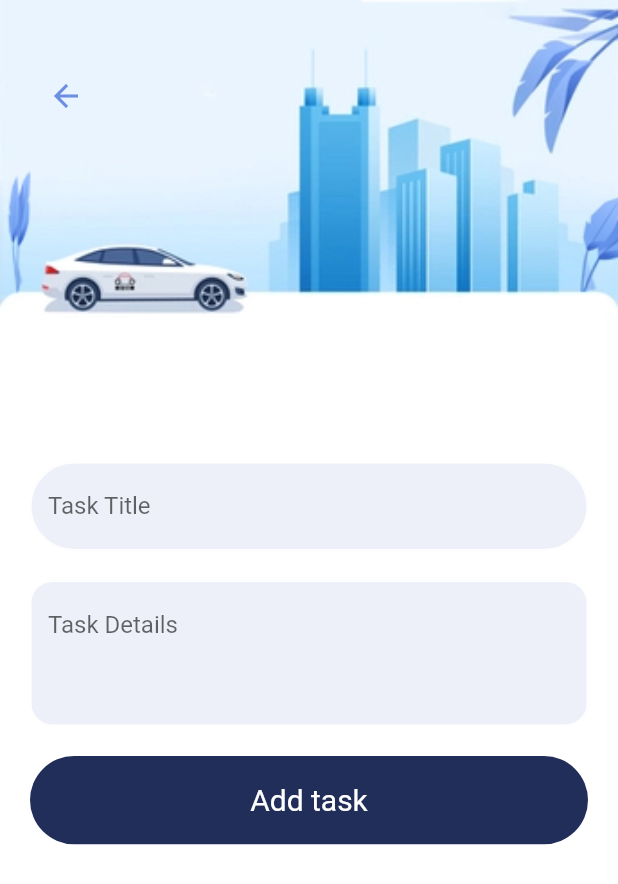
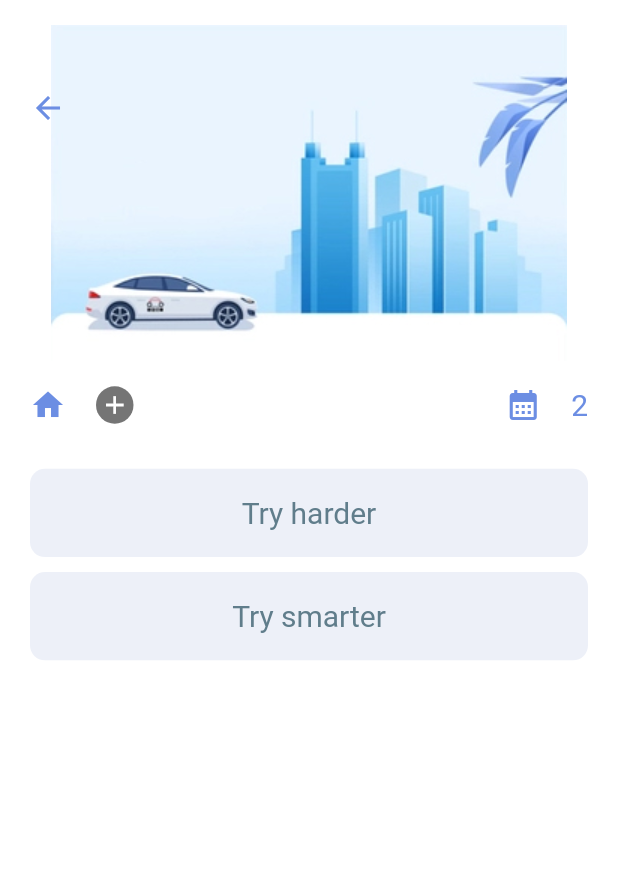
Before and after one commit to Andrewzhan2001/TaskManager_Frontend_Flutter, a Flutter app: the screen it shows after launch, on a phone screen of 412 x 824 dp. Shown: the top 884 px of the screen. Run offline on Flutter 3.47's test engine with Material 2 defaults, Android fonts, the phone set to English and light mode, and no system bars.

Commit message:
finish basic structure for listing all tasks

```diff
--- /dev/null
+++ b/lib/component/task.dart
@@ -0,0 +1,30 @@
+import 'package:flutter/cupertino.dart';
+
+class Task extends StatefulWidget {
+  final String text;
+  final Color color;
+  const Task({Key? key, required this.text, required this.color}) : super(key: key);
+
+  @override
+  State<Task> createState() => _TaskState();
+}
+
+class _TaskState extends State<Task> {
+  @override
+  Widget build(BuildContext context) {
+    return Container(
+      height: MediaQuery.of(context).size.height / 14,
+      width: double.maxFinite,
+      decoration: BoxDecoration(
+        color: Color(0xFFedf0f8), borderRadius: BorderRadius.circular(10)),
+      child: Center(
+        child: Text(
+          widget.text,
+          style: TextStyle(
+            fontSize: 20,
+            color: widget.color,
+          ),
+        )),
+    );
+  }
+}
--- a/lib/main.dart
+++ b/lib/main.dart
@@ -1,5 +1,6 @@
 import 'package:flutter/material.dart';
 import 'package:taskmanager/screens/addTask.dart';
+import 'package:taskmanager/screens/allTask.dart';
 import 'package:taskmanager/screens/homeScreen.dart';
 
 void main() {
@@ -18,7 +19,7 @@ class MyApp extends StatelessWidget {
       theme: ThemeData(
         primarySwatch: Colors.blue,
       ),
-      home: const AddTask(), // initial route
+      home: const AllTask(), // initial route
     );
   }
 }
--- a/lib/screens/addTask.dart
+++ b/lib/screens/addTask.dart
@@ -21,9 +21,9 @@ class _AddTaskState extends State<AddTask> {
         height: double.maxFinite,
         padding: const EdgeInsets.only(left: 20, right: 20),
         decoration: const BoxDecoration(
-            image: DecorationImage(
-                fit: BoxFit.fitWidth,
-                image: AssetImage("assets/addtask1.jpg"))),
+          image: DecorationImage(
+            fit: BoxFit.fitWidth,
+            image: AssetImage("assets/addtask1.jpg"))),
         child: Column(
           crossAxisAlignment: CrossAxisAlignment.start,
           mainAxisAlignment: MainAxisAlignment.spaceBetween,
--- /dev/null
+++ b/lib/screens/allTask.dart
@@ -0,0 +1,75 @@
+import 'package:flutter/cupertino.dart';
+import 'package:flutter/material.dart';
+import 'package:taskmanager/component/task.dart';
+import 'package:taskmanager/utils/appColors.dart';
+
+class AllTask extends StatefulWidget {
+  const AllTask({Key? key}) : super(key: key);
+
+  @override
+  State<AllTask> createState() => _AllTaskState();
+}
+
+class _AllTaskState extends State<AllTask> {
+  @override
+  Widget build(BuildContext context) {
+    List myData = ["Try harder", "Try smarter"];
+    return Scaffold(
+      backgroundColor: Colors.white,
+      body: Column(
+        children: [
+          Container(
+            alignment: Alignment.topLeft,
+            padding: const EdgeInsets.only(left: 20, top: 60),
+            width: double.maxFinite,
+            height: MediaQuery.of(context).size.height / 3.2,
+            decoration: BoxDecoration(
+              image: DecorationImage(
+                  fit: BoxFit.scaleDown, image: AssetImage("assets/header1.jpg")),
+            ),
+            child: Icon(
+              Icons.arrow_back,
+              color: AppColors.secondaryColor,
+            ),
+          ),
+          Container(
+            padding: const EdgeInsets.only(left: 20, right: 20, bottom: 30),
+            child: Row(
+              children: [
+                Icon(Icons.home, color: AppColors.secondaryColor),
+                SizedBox( width: 20 ),
+                // make a circle outside of icon
+                Container(
+                  width: 25,
+                  height: 25,
+                  decoration: BoxDecoration(
+                      borderRadius: BorderRadius.circular(12.5),
+                      color: Colors.black54
+                  ),
+                  child: Icon( Icons.add, color: Colors.white, size: 20 ),
+                ),
+                Expanded(child: Container()),
+                Icon(Icons.calendar_month, color: AppColors.secondaryColor),
+                SizedBox( width: 20 ),
+                Text( "2", style: TextStyle(fontSize: 20, color: AppColors.secondaryColor),)
+              ]
+            ),
+          ),
+          Flexible(
+              child: ListView.builder(
+                  itemCount: myData.length,
+                  itemBuilder: (context, index) {
+                    return Container(
+                      margin: const EdgeInsets.only(
+                          left: 20, right: 20, bottom: 10),
+                      child: Task(
+                        text: myData[index],
+                        //controller.myData[index]["get_task"],
+                        color: Colors.blueGrey,
+                      ),
+                    );
+                  }))
+      ]),
+    );
+  }
+}
```
